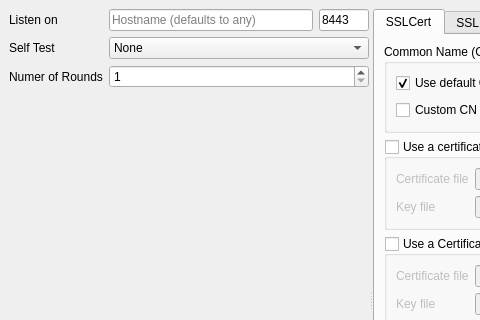
Before: the Qt Designer form ui/main.ui in abbbe/sslcaudit, drawn with Qt 5; both pictures show x 0 to 480 and y 0 to 320 of the 796 by 600 pixel window.
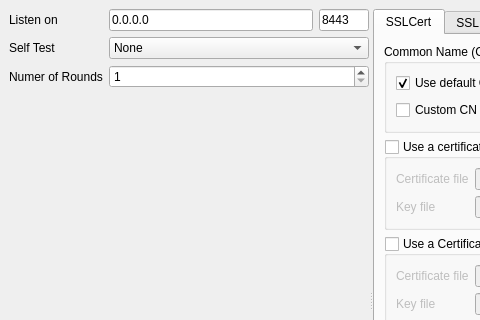
After: the same form once the commit is applied.

Commit message: removed hints and length restriction from listen address and port. set listen address to 0.0.0.0 explicitly, like we had for cli. a problem with port value disappearing still persists.

What changed in the file:
```diff
--- a/ui/main.ui
+++ b/ui/main.ui
@@ -42,13 +42,7 @@
                </size>
               </property>
               <property name="text">
-               <string/>
-              </property>
-              <property name="maxLength">
-               <number>15</number>
-              </property>
-              <property name="placeholderText">
-               <string>Hostname (defaults to any)</string>
+               <string notr="true">0.0.0.0</string>
               </property>
              </widget>
             </item>
```
Left out of the diff: 6 changed lines with no effect on the pictures. The commit also changes 1 other file.
